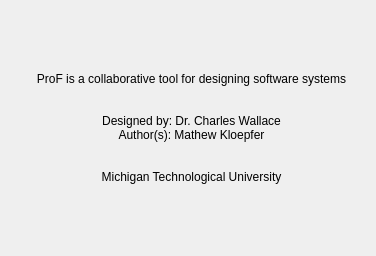
Old version of the form about.ui in the repository mtkloepf/ProF.
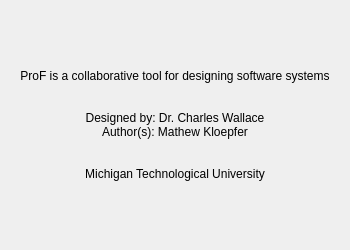
New version of the form.

Commit message: Updated the about dialog to not be resizable, now also has a layout.

What changed in the file:
```diff
--- a/about.ui
+++ b/about.ui
@@ -6,22 +6,25 @@
    <rect>
     <x>0</x>
     <y>0</y>
-    <width>376</width>
-    <height>256</height>
+    <width>350</width>
+    <height>250</height>
    </rect>
   </property>
+  <property name="sizePolicy">
+   <sizepolicy hsizetype="Fixed" vsizetype="Fixed">
+    <horstretch>0</horstretch>
+    <verstretch>0</verstretch>
+   </sizepolicy>
+  </property>
   <property name="windowTitle">
    <string>Form</string>
   </property>
-  <widget class="QLabel" name="label">
-   <property name="geometry">
-    <rect>
-     <x>6</x>
-     <y>2</y>
-     <width>371</width>
-     <height>251</height>
-    </rect>
+  <layout class="QHBoxLayout" name="horizontalLayout" stretch="0">
+   <property name="sizeConstraint">
+    <enum>QLayout::SetDefaultConstraint</enum>
    </property>
+   <item>
+    <widget class="QLabel" name="aboutLabel">
    <property name="text">
     <string>ProF is a collaborative tool for designing software systems
 
@@ -36,6 +39,8 @@
     <set>Qt::AlignCenter</set>
    </property>
   </widget>
+   </item>
+  </layout>
  </widget>
  <resources/>
  <connections/>
```
Left out of the diff: 2 changed lines with no effect on the pictures. Lines whose indentation alone changed are shown as unchanged. The commit also changes 1 other file.
